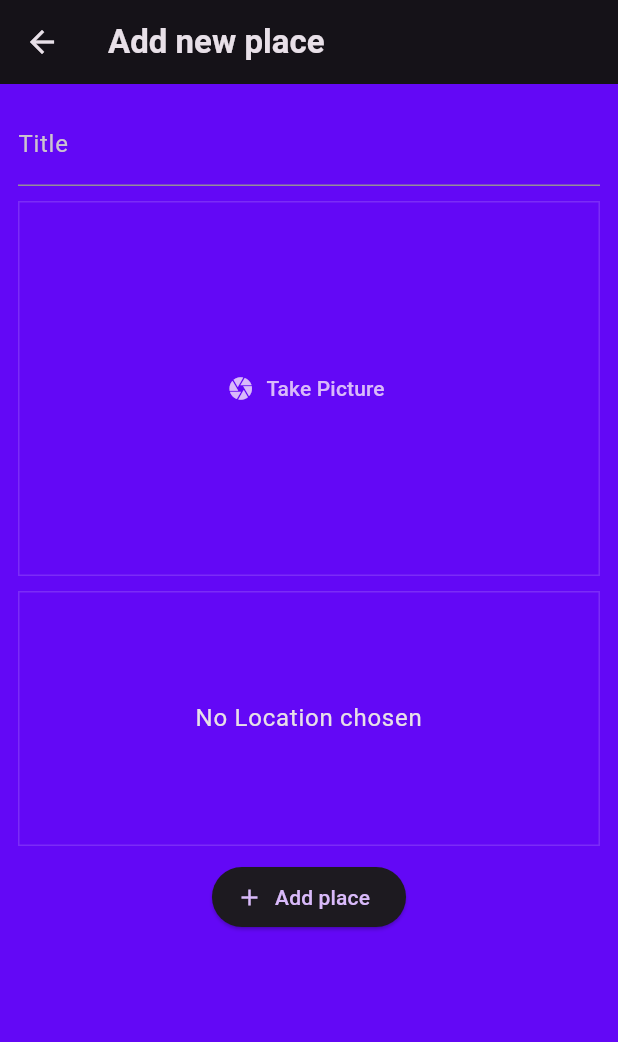
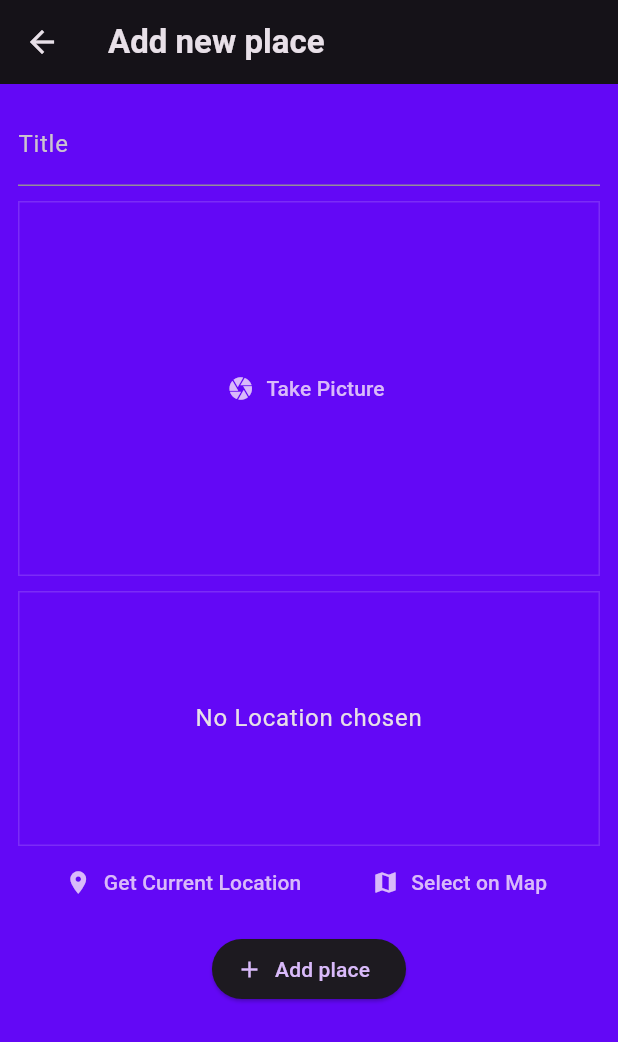
Before and after one commit to TLIBA-Ahmed/App-Places, a Flutter app: the screen it shows after launch, after a tap on the "add" icon, on a phone screen of 412 x 824 dp. Shown: the top 1042 px of the screen. Run offline on Flutter 3.47's test engine with Material 3 defaults, Android fonts, the phone set to English and light mode, and no system bars; our stand-ins replace flutter_riverpod, google_fonts, image_picker, location, sentry_flutter.

Commit message:
new file:   .vscode/settings.json 	modified:   android/build.gradle 	modified:   lib/main.dart 	modified:   lib/widgets/location_input.dart 	modified:   linux/flutter/generated_plugin_registrant.cc 	modified:   linux/flutter/generated_plugins.cmake 	modified:   macos/Flutter/GeneratedPluginRegistrant.swift 	modified:   pubspec.lock 	modified:   pubspec.yaml 	modified:   windows/flutter/generated_plugin_registrant.cc 	modified:   windows/flutter/generated_plugins.cmake

```diff
--- a/lib/main.dart
+++ b/lib/main.dart
@@ -21,7 +21,6 @@ class MyApp extends StatelessWidget {
       title: 'Flutter Demo',
       theme: ThemeData().copyWith(
           colorScheme: colorScheme,
-          useMaterial3: true,
           scaffoldBackgroundColor: colorScheme.background,
           textTheme: GoogleFonts.ubuntuCondensedTextTheme().copyWith(
             titleSmall:
--- a/lib/widgets/location_input.dart
+++ b/lib/widgets/location_input.dart
@@ -1,4 +1,6 @@
 import 'package:flutter/material.dart';
+import 'package:location/location.dart';
+import 'package:sentry_flutter/sentry_flutter.dart';
 
 class LocationInput extends StatefulWidget {
   const LocationInput({super.key});
@@ -8,8 +10,54 @@ class LocationInput extends StatefulWidget {
 }
 
 class _LocationInputState extends State<LocationInput> {
+  Location? _pickedLocation;
+  bool _isGettingLocation = false;
+
+  void _getCurrentLocation() async {
+    Location location = Location();
+    bool serviceEnabled;
+    PermissionStatus permissionGranted;
+    LocationData locationData;
+
+    serviceEnabled = await location.serviceEnabled();
+    if (!serviceEnabled) {
+      serviceEnabled = await location.requestService();
+      if (!serviceEnabled) {
+        return;
+      }
+    }
+    permissionGranted = await location.hasPermission();
+    if (permissionGranted == PermissionStatus.denied) {
+      permissionGranted = await location.requestPermission();
+      if (permissionGranted != PermissionStatus.granted) {
+        return;
+      }
+    }
+    setState(() {
+      _isGettingLocation = true;
+    });
+    locationData = await location.getLocation();
+
+    setState(() {
+      _isGettingLocation = false;
+    });
+  }
+
   @override
   Widget build(BuildContext context) {
+    Widget previewContent = Text(
+      "No Location chosen",
+      textAlign: TextAlign.center,
+      style: Theme.of(context)
+          .textTheme
+          .bodyLarge!
+          .copyWith(color: Theme.of(context).colorScheme.onBackground),
+    );
+
+    if (_isGettingLocation) {
+      previewContent = const Center(child: CircularProgressIndicator());
+    }
+
     return Column(
       children: [
         Container(
@@ -20,15 +68,18 @@ class _LocationInputState extends State<LocationInput> {
               border: Border.all(
                   color:
                       Theme.of(context).colorScheme.primary.withOpacity(0.2))),
-          child: Text(
-            "No Location chosen",
-            textAlign: TextAlign.center,
-            style: Theme.of(context)
-                .textTheme
-                .bodyLarge!
-                .copyWith(color: Theme.of(context).colorScheme.onBackground),
-          ),
+          child: previewContent,
         ),
+        Row(mainAxisAlignment: MainAxisAlignment.spaceEvenly, children: [
+          TextButton.icon(
+              onPressed: _getCurrentLocation,
+              icon: const Icon(Icons.location_on),
+              label: const Text("Get Current Location")),
+          TextButton.icon(
+              onPressed: () {},
+              icon: const Icon(Icons.map),
+              label: const Text("Select on Map"))
+        ])
       ],
     );
   }
--- a/pubspec.yaml
+++ b/pubspec.yaml
@@ -40,6 +40,7 @@ dependencies:
   flutter_riverpod: ^2.4.10
   image_picker: ^1.0.7
   location: ^5.0.3
+  sentry_flutter: ^7.18.0
 
 dev_dependencies:
   flutter_test:
```
Also changed, not shown: pubspec.lock, 6 other files.
